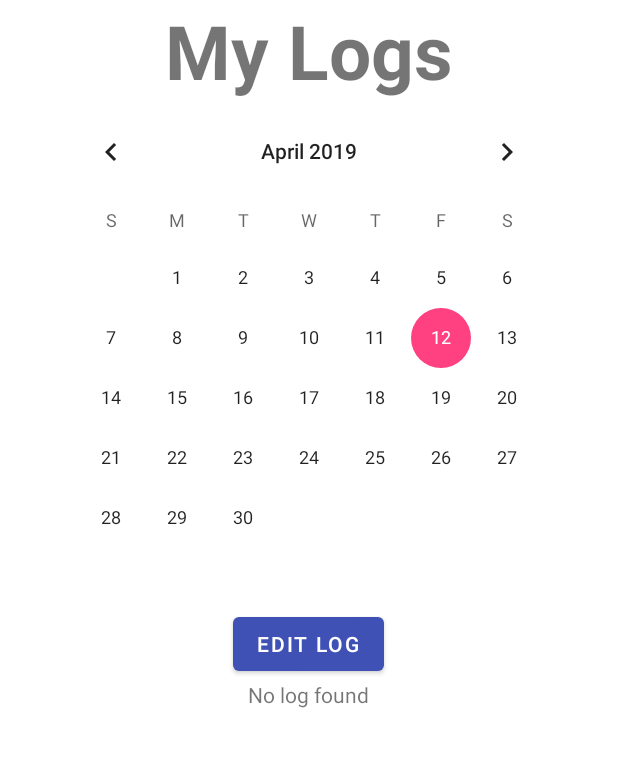
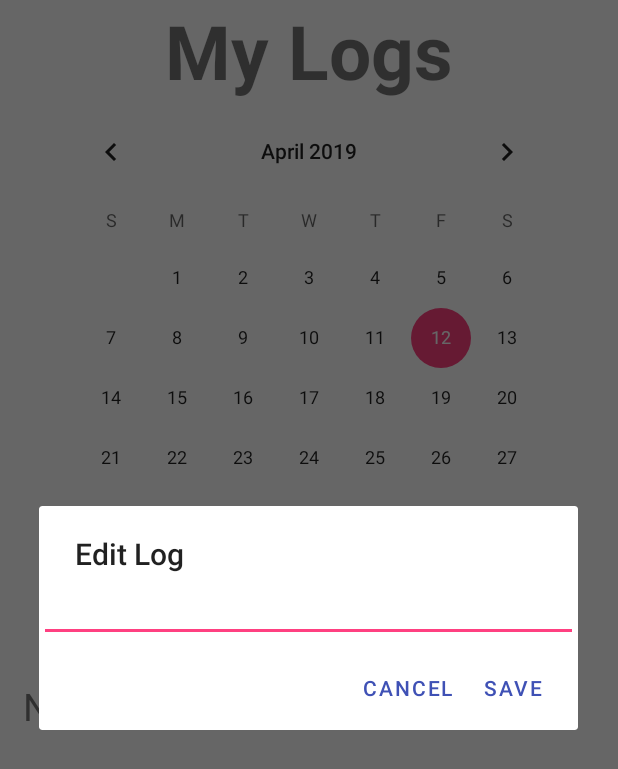
Before and after one commit to JavierTSalas/GymTracker, an Android app: the LogFragment screen opened through its navigation route, after a tap on "EDIT LOG", on a phone screen of 412 x 824 dp. Shown: the top 769 px of the screen. Run offline under Robolectric (Android 15) with nearby library versions, the phone set to English and light mode, and no system bars; our stand-ins replace Firebase (no records; nobody signed in at launch, a user with empty details on screens opened directly), Room's generated code, navigation-ui; libraries missing offline, so code that uses them is left out: com.firebase.ui.

Commit message:
Finish Personal Logging
Edit logs from log from log fragment and add machine for x sets y reps to logs after scanning

```diff
--- a/app/src/main/java/edu/fsu/cs/cen4020/gymtracker/LogFragment.java
+++ b/app/src/main/java/edu/fsu/cs/cen4020/gymtracker/LogFragment.java
@@ -1,5 +1,7 @@
 package edu.fsu.cs.cen4020.gymtracker;
 
+import android.app.AlertDialog;
+import android.content.DialogInterface;
 import android.os.Build;
 import android.os.Bundle;
 import androidx.annotation.NonNull;
@@ -8,12 +10,15 @@ import androidx.annotation.RequiresApi;
 import androidx.fragment.app.Fragment;
 import androidx.lifecycle.Observer;
 
+import android.text.method.ScrollingMovementMethod;
 import android.util.Log;
 import android.view.LayoutInflater;
 import android.view.View;
 import android.view.ViewGroup;
 import android.widget.Button;
 import android.widget.CalendarView;
+import android.widget.EditText;
+import android.widget.LinearLayout;
 import android.widget.TextView;
 
 import java.io.File;
@@ -31,6 +36,7 @@ public class LogFragment extends Fragment {
     private TextView logTextView;
     private String currDate;
     private LogRepository db;
+    private boolean logExists; //here to be used in observer / on clicks -- careful referencing
 
 
     @RequiresApi(api = Build.VERSION_CODES.O)
@@ -46,6 +52,7 @@ public class LogFragment extends Fragment {
         calendar = view.findViewById(R.id.logCalendar);
         editButton = view.findViewById(R.id.editLogButton);
         logTextView = view.findViewById(R.id.logEntryTextView);
+        logTextView.setMovementMethod(new ScrollingMovementMethod());
 
         final Date date = new Date(calendar.getDate());
         LocalDate localDate = date.toInstant().atZone(ZoneId.systemDefault()).toLocalDate(); //TODO:: requires higher API than 26 -- discuss implications and solutions later w team
@@ -97,9 +104,49 @@ public class LogFragment extends Fragment {
     }
 
     private void editLog() {
-        //TODO:: database
+        AlertDialog.Builder alertDialog = new AlertDialog.Builder(getContext());
+        alertDialog.setTitle("Edit Log");
 
+        final EditText input = new EditText(getContext());
+        LinearLayout.LayoutParams lp = new LinearLayout.LayoutParams(
+                LinearLayout.LayoutParams.MATCH_PARENT,
+                LinearLayout.LayoutParams.MATCH_PARENT);
+        input.setLayoutParams(lp);
+        alertDialog.setView(input);
 
-        //TODO:: show dialog with contents and allow for edit / save
+        logExists = false;
+        db.getLog(currDate).observe(getViewLifecycleOwner(), new Observer<LogEntry>() {
+            @Override
+            public void onChanged(LogEntry entry) {
+                if(entry != null) {
+                    input.setText(entry.getText());
+                    logExists = true;
+                }
+            }
+        });
+
+        alertDialog.setPositiveButton("Save",
+                new DialogInterface.OnClickListener() {
+                    public void onClick(DialogInterface dialog, int which) {
+                        if(logExists){
+                            db.updateLog(currDate, input.getText().toString());
+                            Log.d(TAG, "update");
+                        }
+                        else{
+                            db.insertEntry(currDate, input.getText().toString());
+                            Log.d(TAG, "insert");
+                        }
+                        displayLog(currDate);
+                    }
+        });
+
+        alertDialog.setNegativeButton("Cancel",
+                new DialogInterface.OnClickListener() {
+                    public void onClick(DialogInterface dialog, int which) {
+                        dialog.cancel();
+                    }
+        });
+
+        alertDialog.show();
     }
 }
--- a/app/src/main/res/layout/fragment_log.xml
+++ b/app/src/main/res/layout/fragment_log.xml
@@ -30,10 +30,14 @@
 
     <TextView
         android:id="@+id/logEntryTextView"
-        android:layout_width="wrap_content"
+        android:layout_width="match_parent"
         android:layout_height="wrap_content"
         android:layout_below="@+id/editLogButton"
-        android:layout_centerHorizontal="true"
-        android:text="TextView" />
+        android:layout_centerHorizontal="false"
+        android:scrollbars="vertical"
+        android:text="Log Here"
+        android:textSize="25sp"
+        android:paddingLeft="15sp"
+        android:paddingRight="15sp"/>
 
 </RelativeLayout>
```
Also changed, not shown: app/src/main/java/edu/fsu/cs/cen4020/gymtracker/LogRepository.java (+7 -0 lines), app/src/main/java/edu/fsu/cs/cen4020/gymtracker/PersonalLogTextUtil.java (added, +49 -0 lines), app/src/main/java/edu/fsu/cs/cen4020/gymtracker/ScanFragment.java (+82 -0 lines), app/src/main/res/layout/fragment_scan.xml (+9 -0 lines).
